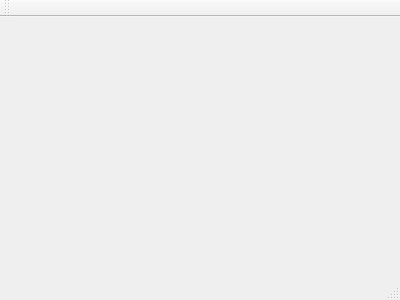
Before: the Qt Designer form interface/src/mainwindow.ui in NicolasLutz/bddm_s2, drawn with Qt 5.
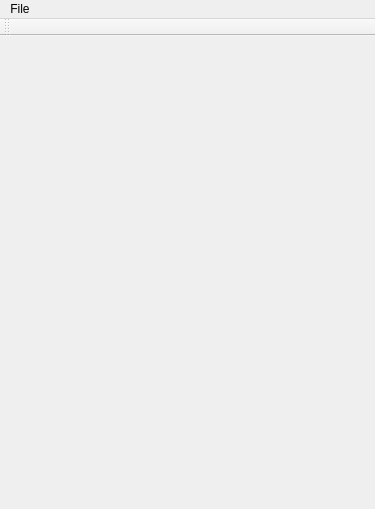
After: the same form once the commit is applied.

The edit to the form file:
```diff
--- a/interface/src/mainwindow.ui
+++ b/interface/src/mainwindow.ui
@@ -1,24 +1,50 @@
 <ui version="4.0">
  <class>MainWindow</class>
- <widget class="QMainWindow" name="MainWindow" >
-  <property name="geometry" >
+ <widget class="QMainWindow" name="MainWindow">
+  <property name="geometry">
    <rect>
     <x>0</x>
     <y>0</y>
-    <width>400</width>
-    <height>300</height>
+    <width>375</width>
+    <height>509</height>
    </rect>
   </property>
   <property name="windowTitle" >
    <string>MainWindow</string>
   </property>
-  <widget class="QMenuBar" name="menuBar" />
-  <widget class="QToolBar" name="mainToolBar" />
-  <widget class="QWidget" name="centralWidget" />
-  <widget class="QStatusBar" name="statusBar" />
+  <widget class="QWidget" name="centralWidget"/>
+  <widget class="QMenuBar" name="menuBar">
+   <property name="geometry">
+    <rect>
+     <x>0</x>
+     <y>0</y>
+     <width>375</width>
+     <height>25</height>
+    </rect>
+   </property>
+   <widget class="QMenu" name="menuFile">
+    <property name="title">
+     <string>File</string>
+    </property>
+    <addaction name="actionLoad"/>
+   </widget>
+   <addaction name="menuFile"/>
+  </widget>
+  <widget class="QToolBar" name="mainToolBar">
+   <attribute name="toolBarArea">
+    <enum>TopToolBarArea</enum>
+   </attribute>
+   <attribute name="toolBarBreak">
+    <bool>false</bool>
+   </attribute>
+  </widget>
+  <action name="actionLoad">
+   <property name="text">
+    <string>Load...</string>
+   </property>
+  </action>
  </widget>
- <layoutDefault spacing="6" margin="11" />
- <pixmapfunction></pixmapfunction>
+ <layoutdefault spacing="6" margin="11"/>
  <resources/>
  <connections/>
 </ui>
```
Left out of the diff: 3 changed lines with no effect on the pictures.
